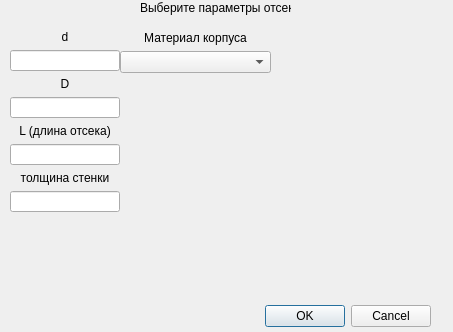
Above: Gui/Dialogs/addconoiddialog.ui from Soma247/Rocket before the change. Below: the same form after it.
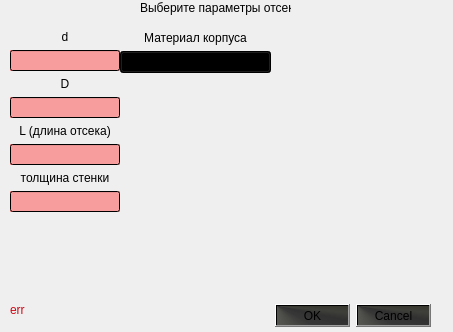
That is the form after the change.

```diff
--- a/Gui/Dialogs/addconoiddialog.ui
+++ b/Gui/Dialogs/addconoiddialog.ui
@@ -16,6 +16,9 @@
   <property name="toolTip">
    <string>&lt;html&gt;&lt;head/&gt;&lt;body&gt;&lt;p&gt;Выберите параметры отсека&lt;/p&gt;&lt;/body&gt;&lt;/html&gt;</string>
   </property>
+  <property name="styleSheet">
+   <string notr="true">background-color:qconicalgradient(cx:0, cy:0.972, angle:170.1, stop:0 rgba(81, 81, 73, 69), stop:0.0224719 rgba(49, 49, 49, 255), stop:0.179775 rgba(19, 19, 17, 231), stop:0.258427 rgba(33, 33, 31, 222), stop:0.365169 rgba(24, 24, 24, 235), stop:0.483146 rgba(51, 51, 51, 250), stop:0.617978 rgba(21, 21, 19, 248), stop:0.724719 rgba(12, 12, 10, 252), stop:0.842697 rgba(5, 5, 4, 215), stop:0.921348 rgba(26, 22, 19, 234), stop:0.949438 rgba(58, 58, 51, 69), stop:1 rgba(74, 74, 57, 255))</string>
+  </property>
   <widget class="QDialogButtonBox" name="buttonBox">
    <property name="geometry">
     <rect>
@@ -25,6 +28,9 @@
      <height>32</height>
     </rect>
    </property>
+   <property name="styleSheet">
+    <string notr="true">background-color: qconicalgradient(cx:0, cy:0, angle:170.1, stop:0 rgba(81, 81, 73, 69), stop:0.235955 rgba(92, 92, 83, 231), stop:0.353933 rgba(51, 51, 51, 250), stop:0.423533 rgba(49, 49, 49, 255), stop:0.477581 rgba(58, 58, 53, 248), stop:0.55 rgba(51, 51, 40, 255), stop:0.57754 rgba(58, 54, 37, 130), stop:0.625 rgba(58, 58, 51, 69), stop:0.921348 rgba(26, 22, 19, 234), stop:1 rgba(74, 74, 57, 255));</string>
+   </property>
    <property name="orientation">
     <enum>Qt::Horizontal</enum>
    </property>
@@ -66,6 +72,66 @@
         </color>
        </brush>
       </colorrole>
+      <colorrole role="Button">
+       <brush brushstyle="LinearGradientPattern">
+        <gradient startx="0.000000000000000" starty="0.000000000000000" endx="1.000000000000000" endy="0.000000000000000" type="LinearGradient" spread="PadSpread" coordinatemode="ObjectBoundingMode">
+         <gradientstop position="0.000000000000000">
+          <color alpha="0">
+           <red>0</red>
+           <green>0</green>
+           <blue>0</blue>
+          </color>
+         </gradientstop>
+         <gradientstop position="1.000000000000000">
+          <color alpha="0">
+           <red>0</red>
+           <green>0</green>
+           <blue>0</blue>
+          </color>
+         </gradientstop>
+        </gradient>
+       </brush>
+      </colorrole>
+      <colorrole role="Base">
+       <brush brushstyle="LinearGradientPattern">
+        <gradient startx="0.000000000000000" starty="0.000000000000000" endx="1.000000000000000" endy="0.000000000000000" type="LinearGradient" spread="PadSpread" coordinatemode="ObjectBoundingMode">
+         <gradientstop position="0.000000000000000">
+          <color alpha="0">
+           <red>0</red>
+           <green>0</green>
+           <blue>0</blue>
+          </color>
+         </gradientstop>
+         <gradientstop position="1.000000000000000">
+          <color alpha="0">
+           <red>0</red>
+           <green>0</green>
+           <blue>0</blue>
+          </color>
+         </gradientstop>
+        </gradient>
+       </brush>
+      </colorrole>
+      <colorrole role="Window">
+       <brush brushstyle="LinearGradientPattern">
+        <gradient startx="0.000000000000000" starty="0.000000000000000" endx="1.000000000000000" endy="0.000000000000000" type="LinearGradient" spread="PadSpread" coordinatemode="ObjectBoundingMode">
+         <gradientstop position="0.000000000000000">
+          <color alpha="0">
+           <red>0</red>
+           <green>0</green>
+           <blue>0</blue>
+          </color>
+         </gradientstop>
+         <gradientstop position="1.000000000000000">
+          <color alpha="0">
+           <red>0</red>
+           <green>0</green>
+           <blue>0</blue>
+          </color>
+         </gradientstop>
+        </gradient>
+       </brush>
+      </colorrole>
      </active>
      <inactive>
       <colorrole role="WindowText">
@@ -77,6 +143,66 @@
         </color>
        </brush>
       </colorrole>
+      <colorrole role="Button">
+       <brush brushstyle="LinearGradientPattern">
+        <gradient startx="0.000000000000000" starty="0.000000000000000" endx="1.000000000000000" endy="0.000000000000000" type="LinearGradient" spread="PadSpread" coordinatemode="ObjectBoundingMode">
+         <gradientstop position="0.000000000000000">
+          <color alpha="0">
+           <red>0</red>
+           <green>0</green>
+           <blue>0</blue>
+          </color>
+         </gradientstop>
+         <gradientstop position="1.000000000000000">
+          <color alpha="0">
+           <red>0</red>
+           <green>0</green>
+           <blue>0</blue>
+          </color>
+         </gradientstop>
+        </gradient>
+       </brush>
+      </colorrole>
+      <colorrole role="Base">
+       <brush brushstyle="LinearGradientPattern">
+        <gradient startx="0.000000000000000" starty="0.000000000000000" endx="1.000000000000000" endy="0.000000000000000" type="LinearGradient" spread="PadSpread" coordinatemode="ObjectBoundingMode">
+         <gradientstop position="0.000000000000000">
+          <color alpha="0">
+           <red>0</red>
+           <green>0</green>
+           <blue>0</blue>
+          </color>
+         </gradientstop>
+         <gradientstop position="1.000000000000000">
+          <color alpha="0">
+           <red>0</red>
+           <green>0</green>
+           <blue>0</blue>
+          </color>
+         </gradientstop>
+        </gradient>
+       </brush>
+      </colorrole>
+      <colorrole role="Window">
+       <brush brushstyle="LinearGradientPattern">
+        <gradient startx="0.000000000000000" starty="0.000000000000000" endx="1.000000000000000" endy="0.000000000000000" type="LinearGradient" spread="PadSpread" coordinatemode="ObjectBoundingMode">
+         <gradientstop position="0.000000000000000">
+          <color alpha="0">
+           <red>0</red>
+           <green>0</green>
+           <blue>0</blue>
+          </color>
+         </gradientstop>
+         <gradientstop position="1.000000000000000">
+          <color alpha="0">
+           <red>0</red>
+           <green>0</green>
+           <blue>0</blue>
+          </color>
+         </gradientstop>
+        </gradient>
+       </brush>
+      </colorrole>
      </inactive>
      <disabled>
       <colorrole role="WindowText">
@@ -88,14 +214,77 @@
         </color>
        </brush>
       </colorrole>
+      <colorrole role="Button">
+       <brush brushstyle="LinearGradientPattern">
+        <gradient startx="0.000000000000000" starty="0.000000000000000" endx="1.000000000000000" endy="0.000000000000000" type="LinearGradient" spread="PadSpread" coordinatemode="ObjectBoundingMode">
+         <gradientstop position="0.000000000000000">
+          <color alpha="0">
+           <red>0</red>
+           <green>0</green>
+           <blue>0</blue>
+          </color>
+         </gradientstop>
+         <gradientstop position="1.000000000000000">
+          <color alpha="0">
+           <red>0</red>
+           <green>0</green>
+           <blue>0</blue>
+          </color>
+         </gradientstop>
+        </gradient>
+       </brush>
+      </colorrole>
+      <colorrole role="Base">
+       <brush brushstyle="LinearGradientPattern">
+        <gradient startx="0.000000000000000" starty="0.000000000000000" endx="1.000000000000000" endy="0.000000000000000" type="LinearGradient" spread="PadSpread" coordinatemode="ObjectBoundingMode">
+         <gradientstop position="0.000000000000000">
+          <color alpha="0">
+           <red>0</red>
+           <green>0</green>
+           <blue>0</blue>
+          </color>
+         </gradientstop>
+         <gradientstop position="1.000000000000000">
+          <color alpha="0">
+           <red>0</red>
+           <green>0</green>
+           <blue>0</blue>
+          </color>
+         </gradientstop>
+        </gradient>
+       </brush>
+      </colorrole>
+      <colorrole role="Window">
+       <brush brushstyle="LinearGradientPattern">
+        <gradient startx="0.000000000000000" starty="0.000000000000000" endx="1.000000000000000" endy="0.000000000000000" type="LinearGradient" spread="PadSpread" coordinatemode="ObjectBoundingMode">
+         <gradientstop position="0.000000000000000">
+          <color alpha="0">
+           <red>0</red>
+           <green>0</green>
+           <blue>0</blue>
+          </color>
+         </gradientstop>
+         <gradientstop position="1.000000000000000">
+          <color alpha="0">
+           <red>0</red>
+           <green>0</green>
+           <blue>0</blue>
+          </color>
+         </gradientstop>
+        </gradient>
+       </brush>
+      </colorrole>
      </disabled>
     </palette>
    </property>
+   <property name="styleSheet">
+    <string notr="true">background-color: qlineargradient(spread:pad, x1:0, y1:0, x2:1, y2:0, stop:0 rgba(0, 0, 0, 0), stop:1 rgba(0, 0, 0, 0));</string>
+   </property>
    <property name="text">
-    <string/>
+    <string>err</string>
    </property>
   </widget>
-  <widget class="QWidget" name="">
+  <widget class="QWidget" name="layoutWidget">
    <property name="geometry">
     <rect>
      <x>10</x>
@@ -116,7 +305,11 @@
      </widget>
     </item>
     <item>
-     <widget class="QLineEdit" name="le_D1"/>
+     <widget class="QLineEdit" name="le_D1">
+      <property name="styleSheet">
+       <string notr="true">background-color: qradialgradient(spread:pad, cx:0.022, cy:0, radius:0.5, fx:0.386689, fy:0.341325, stop:0 rgba(255, 83, 83, 133));</string>
+      </property>
+     </widget>
     </item>
     <item>
      <widget class="QLabel" name="label_3">
@@ -129,7 +322,11 @@
      </widget>
     </item>
     <item>
-     <widget class="QLineEdit" name="le_D2"/>
+     <widget class="QLineEdit" name="le_D2">
+      <property name="styleSheet">
+       <string notr="true">background-color: qradialgradient(spread:pad, cx:0.022, cy:0, radius:0.5, fx:0.386689, fy:0.341325, stop:0 rgba(255, 83, 83, 133));</string>
+      </property>
+     </widget>
     </item>
     <item>
      <widget class="QLabel" name="label_4">
@@ -142,7 +339,11 @@
      </widget>
     </item>
     <item>
-     <widget class="QLineEdit" name="le_L"/>
+     <widget class="QLineEdit" name="le_L">
+      <property name="styleSheet">
+       <string notr="true">background-color: qradialgradient(spread:pad, cx:0.022, cy:0, radius:0.5, fx:0.386689, fy:0.341325, stop:0 rgba(255, 83, 83, 133));</string>
+      </property>
+     </widget>
     </item>
     <item>
      <widget class="QLabel" name="label_5">
@@ -155,11 +356,15 @@
      </widget>
     </item>
     <item>
-     <widget class="QLineEdit" name="le_delt"/>
+     <widget class="QLineEdit" name="le_delt">
+      <property name="styleSheet">
+       <string notr="true">background-color: qradialgradient(spread:pad, cx:0.022, cy:0, radius:0.5, fx:0.386689, fy:0.341325, stop:0 rgba(255, 83, 83, 133));</string>
+      </property>
+     </widget>
     </item>
    </layout>
   </widget>
-  <widget class="QWidget" name="">
+  <widget class="QWidget" name="layoutWidget">
    <property name="geometry">
     <rect>
      <x>120</x>
@@ -180,7 +385,11 @@
      </widget>
     </item>
     <item>
-     <widget class="QComboBox" name="matComboBox"/>
+     <widget class="QComboBox" name="matComboBox">
+      <property name="styleSheet">
+       <string notr="true">background-color: qradialgradient(spread:pad, cx:0.022, cy:0, radius:0.5, fx:0.386689, fy:0.341325, stop:0 rgba(255, 83, 83, 133));</string>
+      </property>
+     </widget>
     </item>
    </layout>
   </widget>
```
Left out of the diff: 15 changed lines with no effect on the pictures.
